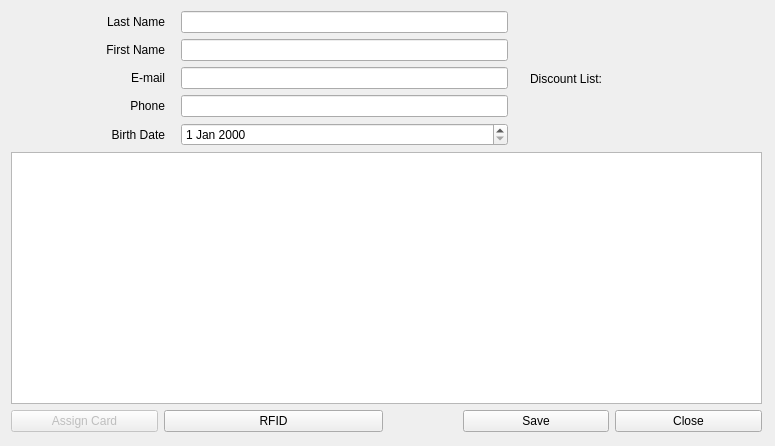
Old version of the form src/uis/dlg_user_info.ui in the repository RaD/qtclient.
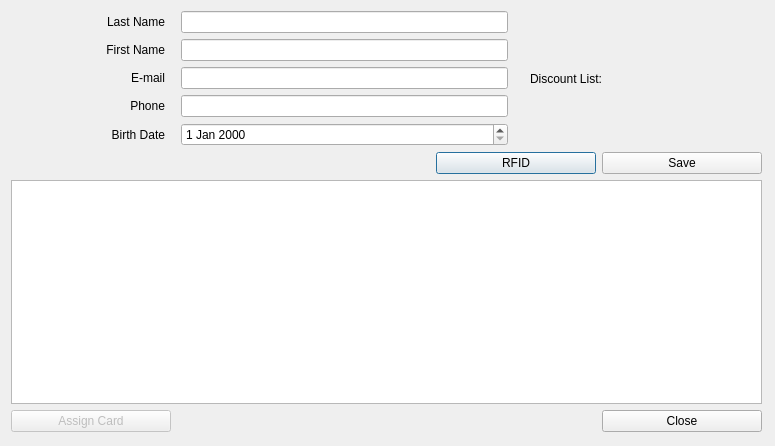
New version of the form.

Commit message: Явно разделил функционал диалога.

The edit to the form file:
```diff
--- a/src/uis/dlg_user_info.ui
+++ b/src/uis/dlg_user_info.ui
@@ -125,6 +125,61 @@
       </item>
      </layout>
     </item>
+    <item>
+     <layout class="QHBoxLayout" name="horizontalLayout">
+      <item>
+       <spacer name="horizontalSpacer_2">
+        <property name="orientation">
+         <enum>Qt::Horizontal</enum>
+        </property>
+        <property name="sizeHint" stdset="0">
+         <size>
+          <width>40</width>
+          <height>20</height>
+         </size>
+        </property>
+       </spacer>
+      </item>
+      <item>
+       <widget class="QPushButton" name="buttonRFID">
+        <property name="sizePolicy">
+         <sizepolicy hsizetype="Fixed" vsizetype="Fixed">
+          <horstretch>0</horstretch>
+          <verstretch>0</verstretch>
+         </sizepolicy>
+        </property>
+        <property name="minimumSize">
+         <size>
+          <width>160</width>
+          <height>0</height>
+         </size>
+        </property>
+        <property name="text">
+         <string>RFID</string>
+        </property>
+       </widget>
+      </item>
+      <item>
+       <widget class="QPushButton" name="buttonSave">
+        <property name="sizePolicy">
+         <sizepolicy hsizetype="Fixed" vsizetype="Fixed">
+          <horstretch>0</horstretch>
+          <verstretch>0</verstretch>
+         </sizepolicy>
+        </property>
+        <property name="minimumSize">
+         <size>
+          <width>160</width>
+          <height>0</height>
+         </size>
+        </property>
+        <property name="text">
+         <string>Save</string>
+        </property>
+       </widget>
+      </item>
+     </layout>
+    </item>
     <item>
      <widget class="QTableView" name="tableHistory">
       <property name="editTriggers">
@@ -136,24 +191,29 @@
      </widget>
     </item>
     <item>
-     <layout class="QHBoxLayout" name="horizontalLayout_2" stretch="2,3,1,2,2">
+     <layout class="QHBoxLayout" name="horizontalLayout_2" stretch="2,1,2">
       <item>
        <widget class="QPushButton" name="buttonAssign">
         <property name="enabled">
          <bool>false</bool>
         </property>
+        <property name="sizePolicy">
+         <sizepolicy hsizetype="Fixed" vsizetype="Fixed">
+          <horstretch>0</horstretch>
+          <verstretch>0</verstretch>
+         </sizepolicy>
+        </property>
+        <property name="minimumSize">
+         <size>
+          <width>160</width>
+          <height>0</height>
+         </size>
+        </property>
         <property name="text">
          <string>Assign Card</string>
         </property>
        </widget>
       </item>
-      <item>
-       <widget class="QPushButton" name="buttonRFID">
-        <property name="text">
-         <string>RFID</string>
-        </property>
-       </widget>
-      </item>
       <item>
        <spacer name="horizontalSpacer">
         <property name="orientation">
@@ -167,15 +227,20 @@
         </property>
        </spacer>
       </item>
-      <item>
-       <widget class="QPushButton" name="buttonSave">
-        <property name="text">
-         <string>Save</string>
-        </property>
-       </widget>
-      </item>
       <item>
        <widget class="QPushButton" name="buttonClose">
+        <property name="sizePolicy">
+         <sizepolicy hsizetype="Fixed" vsizetype="Fixed">
+          <horstretch>0</horstretch>
+          <verstretch>0</verstretch>
+         </sizepolicy>
+        </property>
+        <property name="minimumSize">
+         <size>
+          <width>160</width>
+          <height>0</height>
+         </size>
+        </property>
         <property name="text">
          <string>Close</string>
         </property>
```
Left out of the diff: 2 changed lines with no effect on the pictures.
